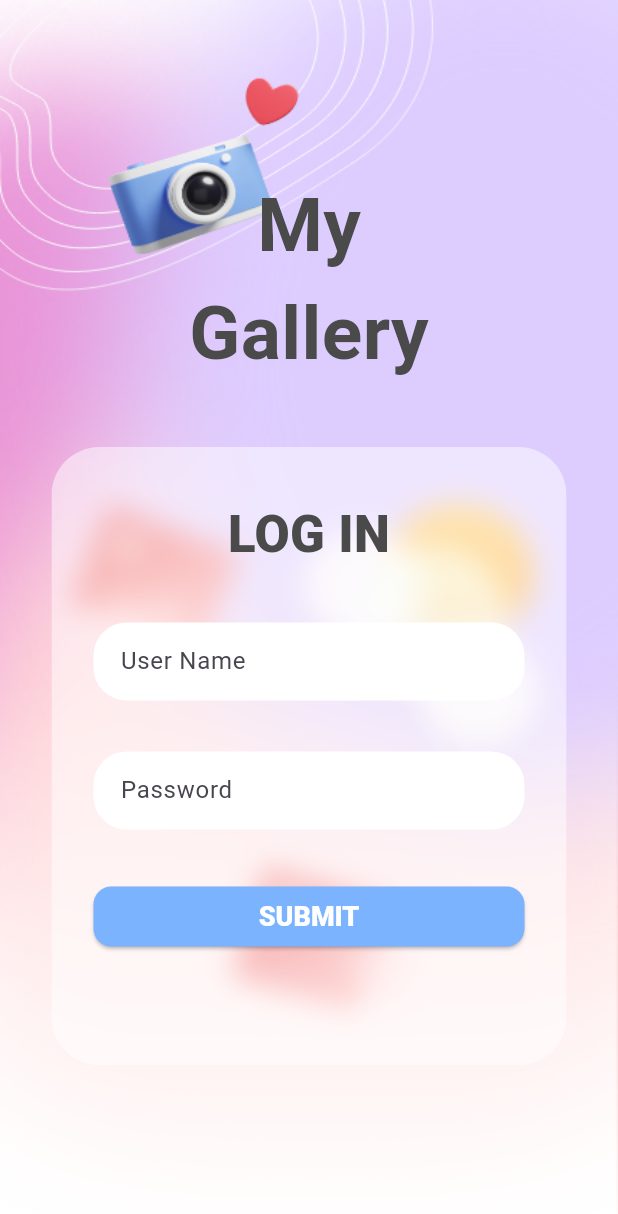
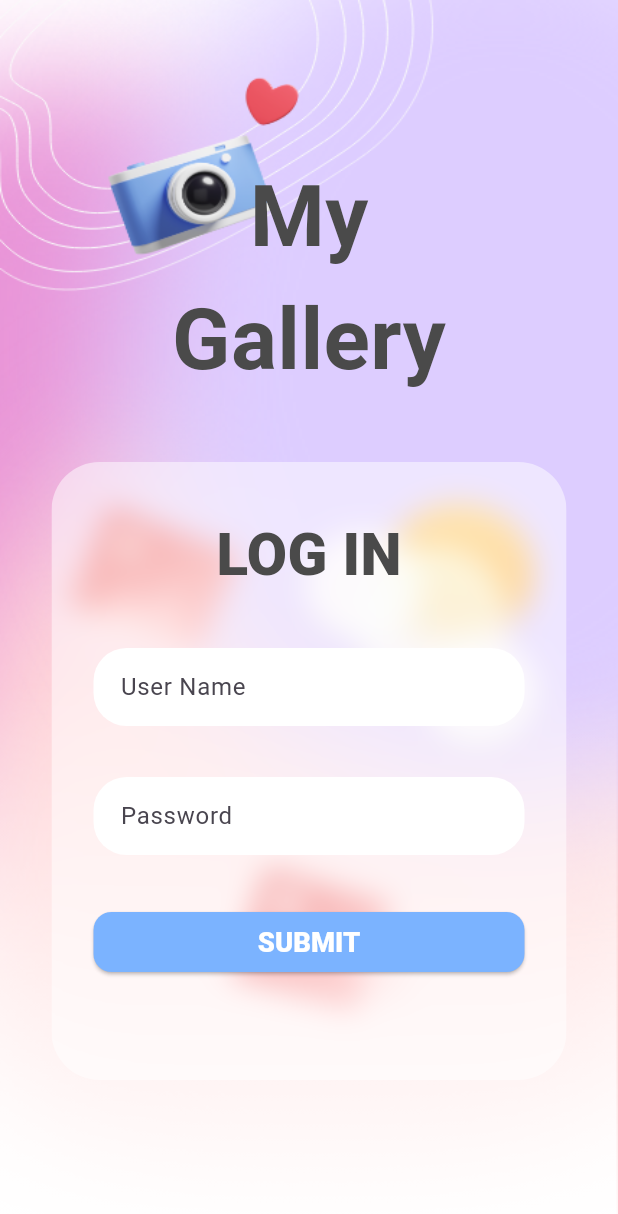
Before and after one commit to Taku-Android/my_gallery, a Flutter app: the screen it shows after launch, on a phone screen of 412 x 824 dp. Shown: the top 1214 px of the screen. Run offline on Flutter 3.47's test engine with Material 3 defaults, Android fonts, the phone set to English and light mode, and no system bars; our stand-ins replace flutter_screenutil.

Commit message:
refactor sizes

```diff
--- a/lib/core/utils/styles.dart
+++ b/lib/core/utils/styles.dart
@@ -1,13 +1,14 @@
 import 'package:flutter/material.dart';
+import 'package:flutter_screenutil/flutter_screenutil.dart';
 
 abstract class Styles {
-  static const titleMedium = TextStyle(
-      fontSize: 34, color: Color(0xff4A4A4A), fontWeight: FontWeight.w900);
+  static final titleMedium = TextStyle(
+      fontSize: 34.sp, color: const Color(0xff4A4A4A), fontWeight: FontWeight.w900);
 
-  static const title = TextStyle(
-      fontSize: 50, color: Color(0xff4A4A4A), fontWeight: FontWeight.w700);
+  static final  title = TextStyle(
+      fontSize: 50.sp, color: const Color(0xff4A4A4A), fontWeight: FontWeight.w700);
 
-  static const subTitle = TextStyle(
-      fontSize: 18, color: Colors.white, fontWeight: FontWeight.w900);
+  static final subTitle = TextStyle(
+      fontSize: 16.sp, color: Colors.white, fontWeight: FontWeight.w900);
 
 }
```
